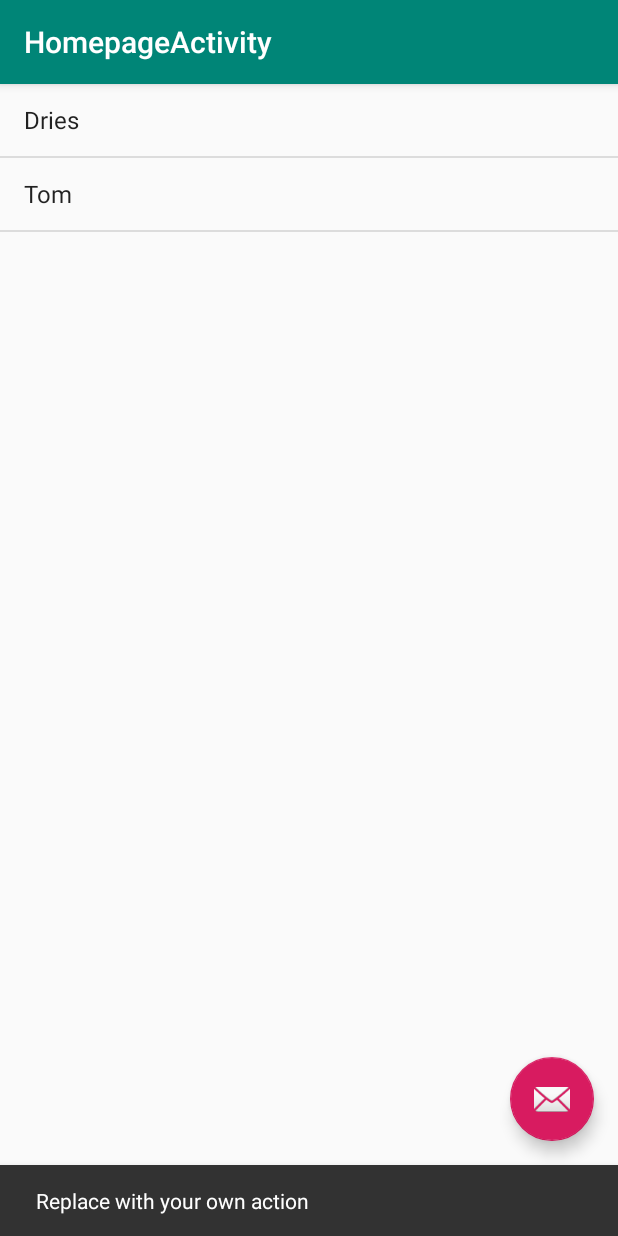
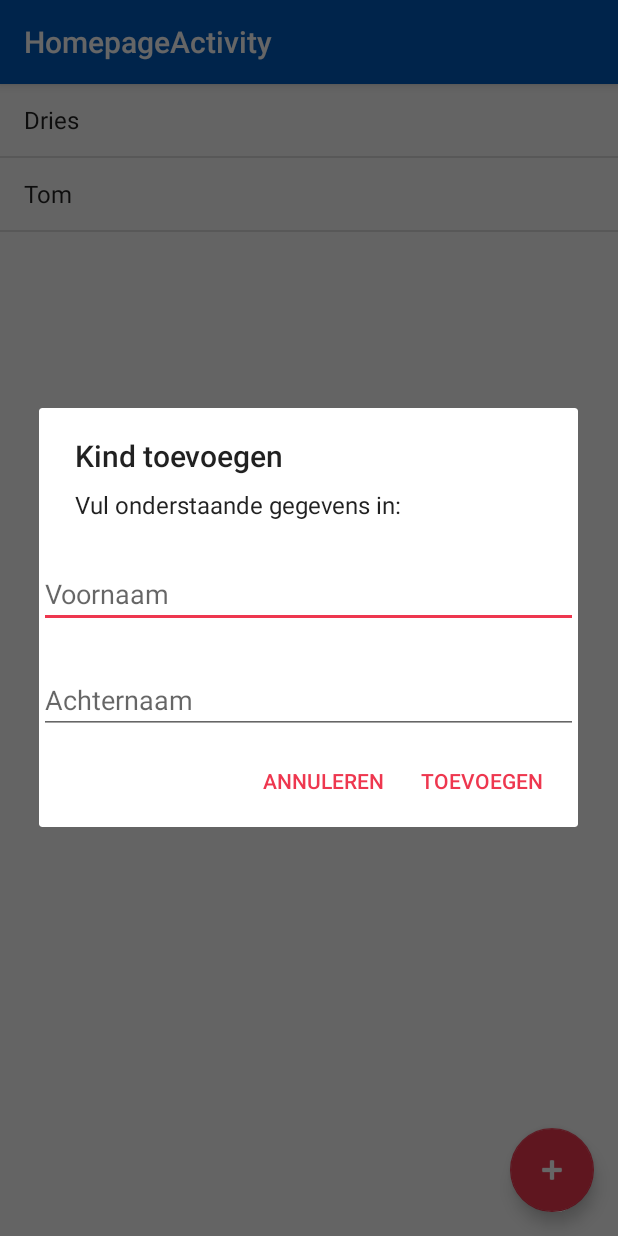
Before and after one commit to drieslaeremans/LogopedieProject, an Android app: the HomepageActivity screen opened directly, with no data from a screen before it, after a tap on an icon or button, on a phone screen of 412 x 824 dp. Run offline under Robolectric (Android 15) with nearby library versions, the phone set to English and light mode, and no system bars.

Commit message:
Kind toevoegen + dialoog + db functies

```diff
--- a/app/src/main/java/be/thomasmore/logopedieproject/HomepageActivity.java
+++ b/app/src/main/java/be/thomasmore/logopedieproject/HomepageActivity.java
@@ -1,14 +1,19 @@
 package be.thomasmore.logopedieproject;
 
+import android.content.DialogInterface;
 import android.os.Bundle;
 import android.provider.ContactsContract;
 import android.support.design.widget.FloatingActionButton;
 import android.support.design.widget.Snackbar;
+import android.support.v7.app.AlertDialog;
 import android.support.v7.app.AppCompatActivity;
 import android.support.v7.widget.Toolbar;
+import android.view.LayoutInflater;
 import android.view.View;
 import android.widget.ArrayAdapter;
+import android.widget.EditText;
 import android.widget.ListView;
+import android.widget.TextView;
 
 import java.util.List;
 
@@ -27,8 +32,7 @@ public class HomepageActivity extends AppCompatActivity {
         fab.setOnClickListener(new View.OnClickListener() {
             @Override
             public void onClick(View view) {
-                Snackbar.make(view, "Replace with your own action", Snackbar.LENGTH_LONG)
-                        .setAction("Action", null).show();
+                voegKindToeDialog();
             }
         });
 
@@ -48,4 +52,62 @@ public class HomepageActivity extends AppCompatActivity {
         listViewKinderen.setAdapter(adapter);
     }
 
+    public void voegKindToeDialog()
+    {
+        AlertDialog.Builder builder = new AlertDialog.Builder(this);
+        LayoutInflater inflater = this.getLayoutInflater();
+
+        final View viewInflater = inflater.inflate(R.layout.dialog_homepage_kindtoevoegen, null);
+
+
+        builder.setMessage(R.string.homepage_dialog_kindtoevoegen_message)
+                .setTitle("Kind toevoegen")
+                .setView(viewInflater)
+                .setPositiveButton(R.string.homepage_dialog_kindtoevoegen_positive, null)
+                .setNegativeButton(R.string.homepage_dialog_kindtoevoegen_negative, null);
+
+        final AlertDialog dialog = builder.create();
+        dialog.show();
+
+
+        dialog.getButton(AlertDialog.BUTTON_POSITIVE).setOnClickListener(new View.OnClickListener() {
+            @Override
+            public void onClick(View view) {
+                    EditText editVoornaam   = (EditText) viewInflater.findViewById(R.id.voornaam);
+                    EditText editAchternaam = (EditText) viewInflater.findViewById(R.id.achternaam);
+
+
+
+                    if(editVoornaam.getText().length() == 0)
+                        editVoornaam.setError("Vul dit veld in");
+
+                    if(editAchternaam.getText().length() == 0)
+                        editAchternaam.setError("Vul dit veld in");
+
+
+
+                    if(editAchternaam.getError() != "Vul dit veld in" && editVoornaam.getError() != "Vul dit veld in")
+                    {
+                        System.out.println("Kind: oké");
+                        // db create
+
+
+                        Kind kind = new Kind();
+                        kind.setVoornaam(editVoornaam.getText().toString());
+                        kind.setAchternaam(editAchternaam.getText().toString());
+
+                        long id = db.createKind(kind);
+                        dialog.dismiss();
+                    }
+
+
+
+
+
+            }
+        });
+    }
+
+
+
 }
--- a/app/src/main/java/be/thomasmore/logopedieproject/Kind.java
+++ b/app/src/main/java/be/thomasmore/logopedieproject/Kind.java
@@ -3,13 +3,17 @@ package be.thomasmore.logopedieproject;
 public class Kind {
     private long id;
     private String voornaam;
+    private String achternaam;
 
     public Kind() {
     }
 
-    public Kind(long id, String voornaam) {
+
+    public Kind(long id, String voornaam, String achternaam) {
         this.id = id;
         this.voornaam = voornaam;
+        this.achternaam = achternaam;
+
     }
 
     public long getId() {
@@ -31,6 +35,16 @@ public class Kind {
         this.voornaam = voornaam;
     }
 
+
+    public String getAchternaam() {
+        return achternaam;
+    }
+
+    public void setAchternaam(String achternaam) {
+        this.achternaam = achternaam;
+    }
+
+
     @Override
     public String toString() {
         return getVoornaam().trim();
--- a/app/src/main/res/layout/activity_homepage.xml
+++ b/app/src/main/res/layout/activity_homepage.xml
@@ -28,6 +28,7 @@
         android:layout_height="wrap_content"
         android:layout_gravity="bottom|end"
         android:layout_margin="@dimen/fab_margin"
-        app:srcCompat="@android:drawable/ic_dialog_email" />
+        android:tint="@android:color/white"
+        app:srcCompat="@android:drawable/ic_input_add" />
 
 </android.support.design.widget.CoordinatorLayout>
--- a/app/src/main/res/layout/activity_main.xml
+++ b/app/src/main/res/layout/activity_main.xml
@@ -28,6 +28,7 @@
         android:layout_height="wrap_content"
         android:layout_gravity="bottom|end"
         android:layout_margin="@dimen/fab_margin"
+
         app:srcCompat="@android:drawable/ic_dialog_email" />
 
 </android.support.design.widget.CoordinatorLayout>
--- a/app/src/main/res/layout/content_homepage.xml
+++ b/app/src/main/res/layout/content_homepage.xml
@@ -1,5 +1,5 @@
 <?xml version="1.0" encoding="utf-8"?>
-<android.support.constraint.ConstraintLayout xmlns:android="http://schemas.android.com/apk/res/android"
+    <android.support.constraint.ConstraintLayout xmlns:android="http://schemas.android.com/apk/res/android"
     xmlns:app="http://schemas.android.com/apk/res-auto"
     xmlns:tools="http://schemas.android.com/tools"
     android:layout_width="match_parent"
--- a/app/src/main/res/layout/content_main.xml
+++ b/app/src/main/res/layout/content_main.xml
@@ -15,21 +15,21 @@
             android:id="@+id/buttonStart"
             android:layout_width="wrap_content"
             android:layout_height="wrap_content"
-            android:text="@string/homepage_button_start"
+            android:text="@string/mainactivity_button_start"
             android:onClick="onButtonClickStart"/>
 
         <Button
             android:id="@+id/buttonInstellingen"
             android:layout_width="wrap_content"
             android:layout_height="wrap_content"
-            android:text="@string/homepage_button_instellingen"
+            android:text="@string/mainactivity_button_instellingen"
             android:onClick="onButtonClickInstellingen"/>
 
         <Button
             android:id="@+id/buttonAfsluiten"
             android:layout_width="wrap_content"
             android:layout_height="wrap_content"
-            android:text="@string/homepage_button_afsluiten"
+            android:text="@string/mainactivity_button_afsluiten"
             android:onClick="onButtonClickAfsluiten"/>
     </LinearLayout>
 
--- /dev/null
+++ b/app/src/main/res/layout/dialog_homepage_kindtoevoegen.xml
@@ -0,0 +1,24 @@
+<?xml version="1.0" encoding="utf-8"?>
+<LinearLayout xmlns:android="http://schemas.android.com/apk/res/android"
+    android:orientation="vertical"
+    android:layout_width="match_parent"
+    android:layout_height="match_parent">
+
+    <EditText
+        android:id="@+id/voornaam"
+        android:inputType="text"
+        android:hint="@string/homepage_dialog_kindtoevoegen_input_voornaam"
+        android:layout_width="match_parent"
+        android:layout_height="wrap_content"
+        />
+
+    <EditText
+        android:layout_marginTop="25dp"
+        android:id="@+id/achternaam"
+        android:inputType="text"
+        android:hint="@string/homepage_dialog_kindtoevoegen_input_achternaam"
+        android:layout_width="match_parent"
+        android:layout_height="wrap_content"
+        />
+
+</LinearLayout>
--- a/app/src/main/res/mipmap-anydpi-v26/ic_launcher.xml
+++ b/app/src/main/res/mipmap-anydpi-v26/ic_launcher.xml
@@ -1,5 +1,5 @@
 <?xml version="1.0" encoding="utf-8"?>
 <adaptive-icon xmlns:android="http://schemas.android.com/apk/res/android">
-    <background android:drawable="@drawable/ic_launcher_background" />
-    <foreground android:drawable="@drawable/ic_launcher_foreground" />
+    <background android:drawable="@drawable/ic_launcher_background"/>
+    <foreground android:drawable="@drawable/ic_launcher_foreground"/>
 </adaptive-icon>
--- a/app/src/main/res/mipmap-anydpi-v26/ic_launcher_round.xml
+++ b/app/src/main/res/mipmap-anydpi-v26/ic_launcher_round.xml
@@ -1,5 +1,5 @@
 <?xml version="1.0" encoding="utf-8"?>
 <adaptive-icon xmlns:android="http://schemas.android.com/apk/res/android">
-    <background android:drawable="@drawable/ic_launcher_background" />
-    <foreground android:drawable="@drawable/ic_launcher_foreground" />
+    <background android:drawable="@drawable/ic_launcher_background"/>
+    <foreground android:drawable="@drawable/ic_launcher_foreground"/>
 </adaptive-icon>
--- a/app/src/main/res/values/colors.xml
+++ b/app/src/main/res/values/colors.xml
@@ -1,6 +1,6 @@
 <?xml version="1.0" encoding="utf-8"?>
 <resources>
-    <color name="colorPrimary">#008577</color>
-    <color name="colorPrimaryDark">#00574B</color>
-    <color name="colorAccent">#D81B60</color>
+    <color name="colorPrimary">#005ABD</color>
+    <color name="colorPrimaryDark">#00428A</color>
+    <color name="colorAccent">#ee374f</color>
 </resources>
--- a/app/src/main/res/values/strings.xml
+++ b/app/src/main/res/values/strings.xml
@@ -2,7 +2,21 @@
     <string name="app_name">LogopedieProject</string>
     <string name="action_settings">Settings</string>
     <string name="title_activity_homepage">HomepageActivity</string>
-    <string name="homepage_button_start">Starten</string>
-    <string name="homepage_button_instellingen">Instellingen</string>
-    <string name="homepage_button_afsluiten">Afsluiten</string>
+    <string name="mainactivity_button_start">Starten</string>
+    <string name="mainactivity_button_instellingen">Instellingen</string>
+
+    <!-- Dialoog: afsluiten -->
+    <string name="mainactivity_button_afsluiten">Afsluiten</string>
+    <string name="mainactivity_dialog_afsluiten_message">Bent u zeker dat u de applicatie wilt afsluiten?</string>
+    <string name="mainactivity_dialog_afsluiten_positive">Ja</string>
+    <string name="mainactivity_dialog_afsluiten_negative">Nee</string>
+
+
+    <!-- Dialoog: kind toevoegen  -->
+    <string name="homepage_dialog_kindtoevoegen_message">Vul onderstaande gegevens in:</string>
+    <string name="homepage_dialog_kindtoevoegen_input_voornaam">Voornaam</string>
+    <string name="homepage_dialog_kindtoevoegen_input_achternaam">Achternaam</string>
+    <string name="homepage_dialog_kindtoevoegen_positive">Toevoegen</string>
+    <string name="homepage_dialog_kindtoevoegen_negative">Annuleren</string>
+
 </resources>
```
Also changed, not shown: app/src/main/java/be/thomasmore/logopedieproject/DatabaseHelper.java (+25 -6 lines), app/src/main/java/be/thomasmore/logopedieproject/MainActivity.java (+16 -4 lines), app/src/main/res/drawable-v24/ic_launcher_foreground.xml (+6 -6 lines), app/src/main/res/drawable/ic_launcher_background.xml (+70 -166 lines), app/src/main/ic_launcher-web.png (added).
